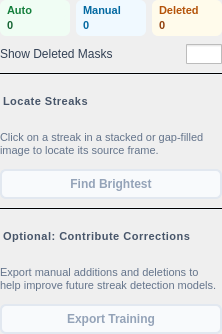
This is src/startrails/ui/step_review_detections.ui in gkyle/startrails as Qt 5 draws it before an edit. The edited form follows.
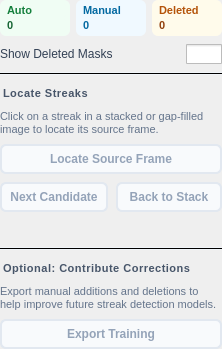
This is the edited form. Icons and pictures are not drawn.

Commit message:
improve find source frame (#20)
Improved implementation of Find Source Frame using a source map generated during stacking.

What changed in the file:
```diff
--- a/src/startrails/ui/step_review_detections.ui
+++ b/src/startrails/ui/step_review_detections.ui
@@ -7,7 +7,7 @@
     <x>0</x>
     <y>0</y>
     <width>222</width>
-    <height>334</height>
+    <height>349</height>
    </rect>
   </property>
   <layout class="QVBoxLayout" name="layout">
@@ -307,13 +307,98 @@
 QPushButton#findBrightest:focus:enabled { border-color: #0f172a; }</string>
      </property>
      <property name="text">
-      <string>Find Brightest</string>
+      <string>Locate Source Frame</string>
      </property>
      <property name="checkable">
       <bool>true</bool>
      </property>
     </widget>
    </item>
+   <item>
+    <layout class="QHBoxLayout" name="sourceNavigationLayout">
+     <item>
+      <widget class="QPushButton" name="nextSource">
+       <property name="enabled">
+        <bool>false</bool>
+       </property>
+       <property name="cursor">
+        <cursorShape>PointingHandCursor</cursorShape>
+       </property>
+       <property name="styleSheet">
+        <string notr="true">QPushButton#nextSource {
+    background-color: #ffffff;
+    color: #1e293b;
+    border: 2px solid #cbd5e1;
+    border-radius: 6px;
+    padding: 6px 8px;
+    font-size: 12px;
+    font-weight: 500;
+}
+QPushButton#nextSource:hover {
+    background-color: #f1f5f9;
+    border-color: #94a3b8;
+}
+QPushButton#nextSource:disabled {
+    background-color: #f8fafc;
+    color: #94a3b8;
+    border-color: #e2e8f0;
+}
+QPushButton#nextSource:focus:enabled { border-color: #0f172a; }</string>
+       </property>
+       <property name="text">
+        <string>Next Candidate</string>
+       </property>
+      </widget>
+     </item>
+     <item>
+      <widget class="QPushButton" name="backToStack">
+       <property name="enabled">
+        <bool>false</bool>
+       </property>
+       <property name="cursor">
+        <cursorShape>PointingHandCursor</cursorShape>
+       </property>
+       <property name="styleSheet">
+        <string notr="true">QPushButton#backToStack {
+    background-color: #ffffff;
+    color: #1e293b;
+    border: 2px solid #cbd5e1;
+    border-radius: 6px;
+    padding: 6px 8px;
+    font-size: 12px;
+    font-weight: 500;
+}
+QPushButton#backToStack:hover {
+    background-color: #f1f5f9;
+    border-color: #94a3b8;
+}
+QPushButton#backToStack:disabled {
+    background-color: #f8fafc;
+    color: #94a3b8;
+    border-color: #e2e8f0;
+}
+QPushButton#backToStack:focus:enabled { border-color: #0f172a; }</string>
+       </property>
+       <property name="text">
+        <string>Back to Stack</string>
+       </property>
+      </widget>
+     </item>
+    </layout>
+   </item>
+   <item>
+    <widget class="QLabel" name="sourceLookupStatus">
+     <property name="styleSheet">
+      <string notr="true">color: #64748b; font-size: 11px;</string>
+     </property>
+     <property name="text">
+      <string/>
+     </property>
+     <property name="wordWrap">
+      <bool>true</bool>
+     </property>
+    </widget>
+   </item>
    <item>
     <widget class="QFrame" name="sep1">
      <property name="styleSheet">
```
Left out of the diff: 2 changed lines with no effect on the pictures. The commit also changes 18 other files.
